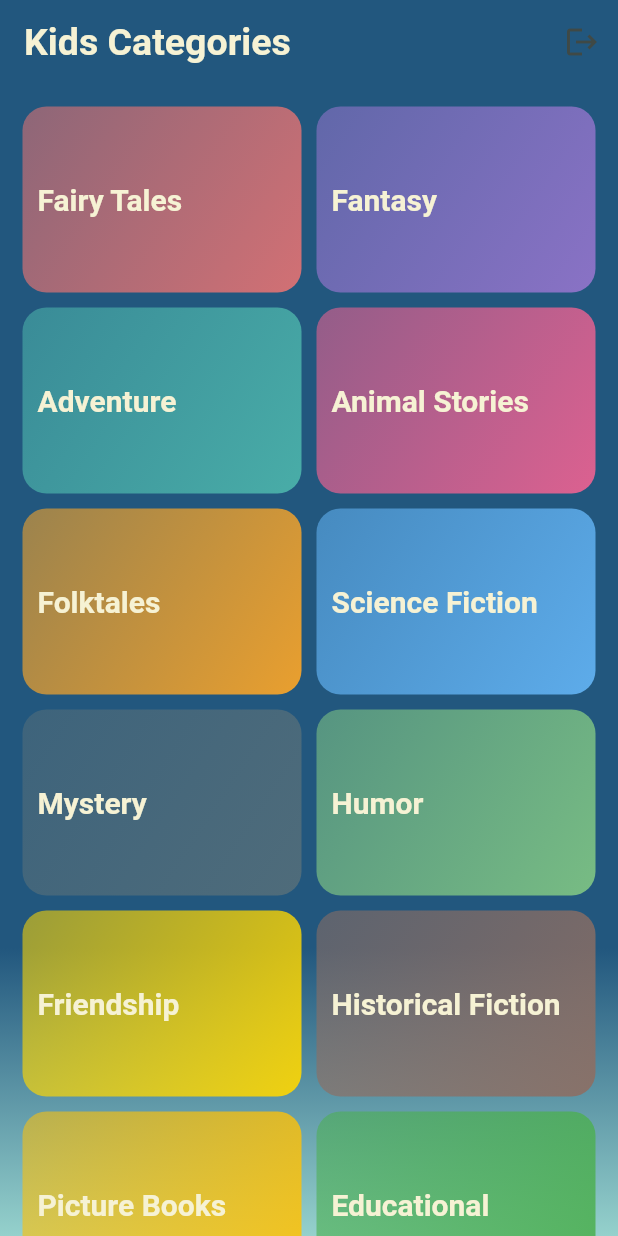
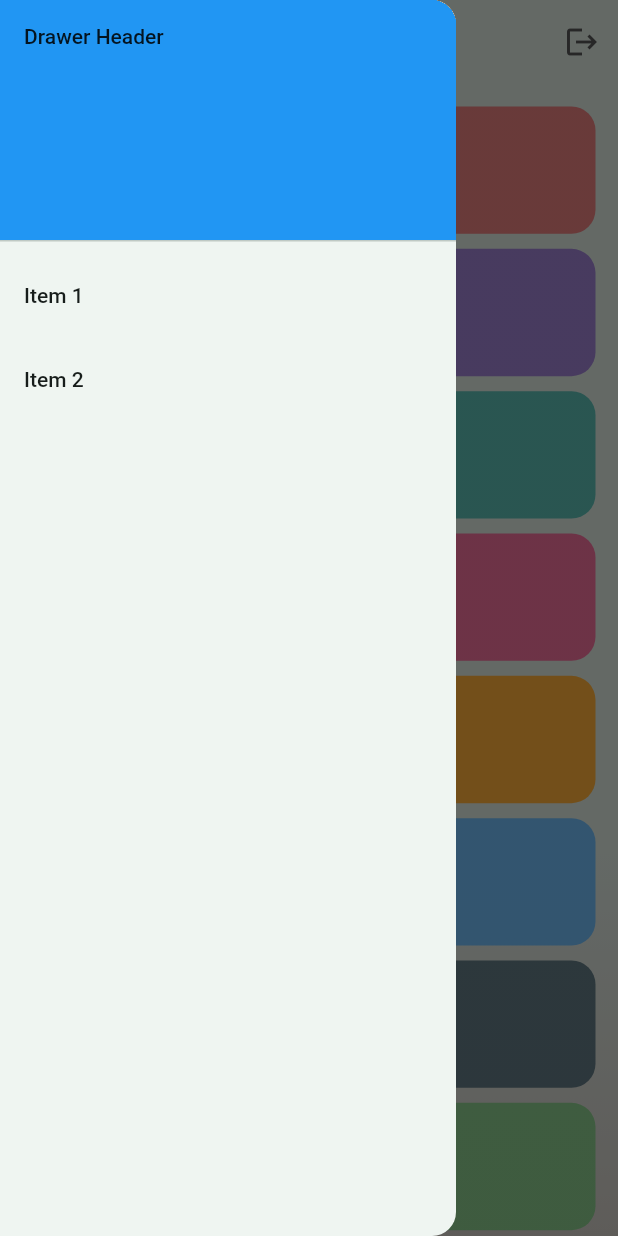
Before and after one commit to muthumala19/kids_stories, a Flutter app: the screen it shows once a user with an empty profile is signed in, with the side drawer open (before the commit the screen has no drawer), on a phone screen of 412 x 824 dp. Run offline on Flutter 3.47's test engine with Material 2 defaults, Android fonts, the phone set to English and light mode, and no system bars; our stand-ins replace animated_text_kit, firebase_auth, firebase_core, google_fonts, google_sign_in; accounts and stored records are empty.

Commit message:
Modify theme and Add side Drawer

```diff
--- a/lib/main.dart
+++ b/lib/main.dart
@@ -26,10 +26,14 @@ class App extends StatelessWidget {
         useMaterial3: true,
         colorScheme: ColorScheme.fromSeed(
           seedColor: const Color.fromARGB(255, 66, 95, 87),
-          primary: const Color.fromARGB(255, 34, 87, 126),
-          secondary: const Color.fromARGB(255, 149, 209, 204),
-          secondaryContainer: const Color.fromARGB(255, 246, 242, 212),
-          primaryContainer: const Color.fromARGB(255, 85, 132, 172),
+          primaryContainer: const Color.fromARGB(255, 217, 228, 221),
+          secondary: const Color.fromARGB(255, 251, 247, 240),
+          secondaryContainer: const Color.fromARGB(255, 205, 201, 195),
+          primary: const Color.fromARGB(255, 85, 85, 85),
+          // primary: const Color.fromARGB(255, 34, 87, 126),
+          // secondary: const Color.fromARGB(255, 149, 209, 204),
+          // secondaryContainer: const Color.fromARGB(255, 246, 242, 212),
+          // primaryContainer: const Color.fromARGB(255, 85, 132, 172),
           // seedColor: const Color.fromARGB(255, 17, 177, 148),
         ),
       ),
@@ -43,7 +47,6 @@ class App extends StatelessWidget {
             );
           }
           if (snapshot.hasData) {
-            print(snapshot.data);
             return const CategoryScreen();
           } else {
             return const AuthScreen();
--- a/lib/screens/auth.dart
+++ b/lib/screens/auth.dart
@@ -35,7 +35,7 @@ class _AuthScreenState extends State<AuthScreen> {
   @override
   Widget build(BuildContext context) {
     return Scaffold(
-      backgroundColor: Theme.of(context).colorScheme.primary,
+      backgroundColor: Theme.of(context).colorScheme.secondaryContainer,
       body: SafeArea(
         child: Stack(fit: StackFit.expand, children: [
           Container(
@@ -45,7 +45,7 @@ class _AuthScreenState extends State<AuthScreen> {
               style: TextStyle(
                   fontSize: 40.0,
                   fontWeight: FontWeight.bold,
-                  color: Theme.of(context).colorScheme.secondaryContainer),
+                  color: Theme.of(context).colorScheme.primary),
               child: AnimatedTextKit(
                 pause: const Duration(milliseconds: 3000),
                 repeatForever: true,
@@ -73,7 +73,8 @@ class _AuthScreenState extends State<AuthScreen> {
                           ? const Center(
                               child: CircularProgressIndicator(),
                             )
-                          : ElevatedButton.icon(
+                          : SizedBox(width: double.infinity,
+                            child: ElevatedButton.icon(
                                 icon: Image.asset(
                                   "assets/images/Google__G__Logo.png",
                                   width: 25,
@@ -82,7 +83,7 @@ class _AuthScreenState extends State<AuthScreen> {
                                 style: ElevatedButton.styleFrom(
                                     backgroundColor: Theme.of(context)
                                         .colorScheme
-                                      .secondaryContainer,
+                                        .secondary,
                                     padding: const EdgeInsets.all(15)),
                                 label: Text(
                                   "SignIn with Google",
@@ -93,6 +94,7 @@ class _AuthScreenState extends State<AuthScreen> {
                                           color: Theme.of(context)
                                               .colorScheme
                                               .primary),
+                                ),
                               ),
                           ),
                     )
--- a/lib/screens/categories.dart
+++ b/lib/screens/categories.dart
@@ -2,6 +2,7 @@ import 'package:firebase_auth/firebase_auth.dart';
 import 'package:flutter/material.dart';
 import 'package:google_fonts/google_fonts.dart';
 import 'package:kids_stories/data/data.dart';
+import 'package:kids_stories/widgets/side_drawer.dart';
 
 import '../widgets/category_item.dart';
 
@@ -12,9 +13,14 @@ class CategoryScreen extends StatelessWidget {
   Widget build(BuildContext context) {
     return SafeArea(
       child: Scaffold(
+        drawer: const SideDrawer(),
         appBar: AppBar(
+
           actions: [
             IconButton(
+              style: IconButton.styleFrom(
+                foregroundColor: Theme.of(context).colorScheme.primary
+              ),
                 onPressed: () {
                   FirebaseAuth.instance.signOut();
                 },
@@ -24,22 +30,22 @@ class CategoryScreen extends StatelessWidget {
             "Kids Categories",
             style: GoogleFonts.aBeeZee(
                 textStyle: Theme.of(context).textTheme.titleLarge!.copyWith(
-                    color: Theme.of(context).colorScheme.secondaryContainer,
+                    color: Theme.of(context).colorScheme.primary,
                     fontWeight: FontWeight.bold),
                 fontSize: 25),
             softWrap: true,
           ),
-          backgroundColor: Theme.of(context).colorScheme.primary,
+          backgroundColor: Theme.of(context).colorScheme.primaryContainer,
         ),
         body: Container(
           decoration: BoxDecoration(
             gradient: LinearGradient(
               colors: [
-                Theme.of(context).colorScheme.primary,
-                Theme.of(context).colorScheme.primary,
-                Theme.of(context).colorScheme.primary,
-                Theme.of(context).colorScheme.primary,
-                Theme.of(context).colorScheme.secondary,
+                Theme.of(context).colorScheme.primaryContainer,
+                Theme.of(context).colorScheme.primaryContainer,
+                Theme.of(context).colorScheme.primaryContainer,
+                Theme.of(context).colorScheme.secondaryContainer,
+
 
               ],
               begin: Alignment.topCenter,
@@ -50,8 +56,8 @@ class CategoryScreen extends StatelessWidget {
           child: GridView(
             padding: const EdgeInsets.fromLTRB(15, 15, 15, 15),
             gridDelegate: const SliverGridDelegateWithFixedCrossAxisCount(
-              crossAxisCount: 2,
-              childAspectRatio: 3 / 2,
+              crossAxisCount:1 ,
+              childAspectRatio: 9/2,
               crossAxisSpacing: 10,
               mainAxisSpacing: 10,
             ),
--- a/lib/widgets/category_item.dart
+++ b/lib/widgets/category_item.dart
@@ -19,7 +19,8 @@ class CategoryItem extends StatelessWidget {
           gradient: LinearGradient(
             colors: [
               category.color.withOpacity(0.55),
-              category.color.withOpacity(0.9)
+              category.color.withOpacity(0.9),
+              category.color.withOpacity(0.9),
             ],
             begin: Alignment.topLeft,
             end: Alignment.bottomRight,
@@ -30,7 +31,8 @@ class CategoryItem extends StatelessWidget {
           category.title,
           style: GoogleFonts.aBeeZee(
             textStyle: Theme.of(context).textTheme.titleLarge!.copyWith(
-                color: Theme.of(context).colorScheme.secondaryContainer,
+                color: Theme.of(context).colorScheme.primary,
+
                 fontWeight: FontWeight.bold),
           ),
         ),
--- /dev/null
+++ b/lib/widgets/side_drawer.dart
@@ -0,0 +1,41 @@
+import 'package:flutter/material.dart';
+
+class SideDrawer extends StatelessWidget {
+  const SideDrawer({Key? key}) : super(key: key);
+
+  @override
+  Widget build(BuildContext context) {
+    return Drawer(
+      // Add a ListView to the drawer. This ensures the user can scroll
+      // through the options in the drawer if there isn't enough vertical
+      // space to fit everything.
+      child: ListView(
+        // Important: Remove any padding from the ListView.
+        padding: EdgeInsets.zero,
+        children: [
+          const DrawerHeader(
+            decoration: BoxDecoration(
+              color: Colors.blue,
+            ),
+            child: Text('Drawer Header'),
+          ),
+          ListTile(
+            title: const Text('Item 1'),
+            onTap: () {
+              // Update the state of the app.
+              // ...
+            },
+          ),
+          ListTile(
+            title: const Text('Item 2'),
+            onTap: () {
+              // Update the state of the app.
+              // ...
+            },
+          ),
+        ],
+      ),
+    );
+    ;
+  }
+}
--- a/pubspec.yaml
+++ b/pubspec.yaml
@@ -67,7 +67,7 @@ flutter:
   # To add assets to your application, add an assets section, like this:
   assets:
     - assets/images/Google__G__Logo.png
-  #   - images/a_dot_ham.jpeg
+    - assets/images/welcome_page_background_light.jpg
 
   # An image asset can refer to one or more resolution-specific "variants", see
   # https://flutter.dev/assets-and-images/#resolution-aware
```
Lines whose indentation alone changed are shown as unchanged.
